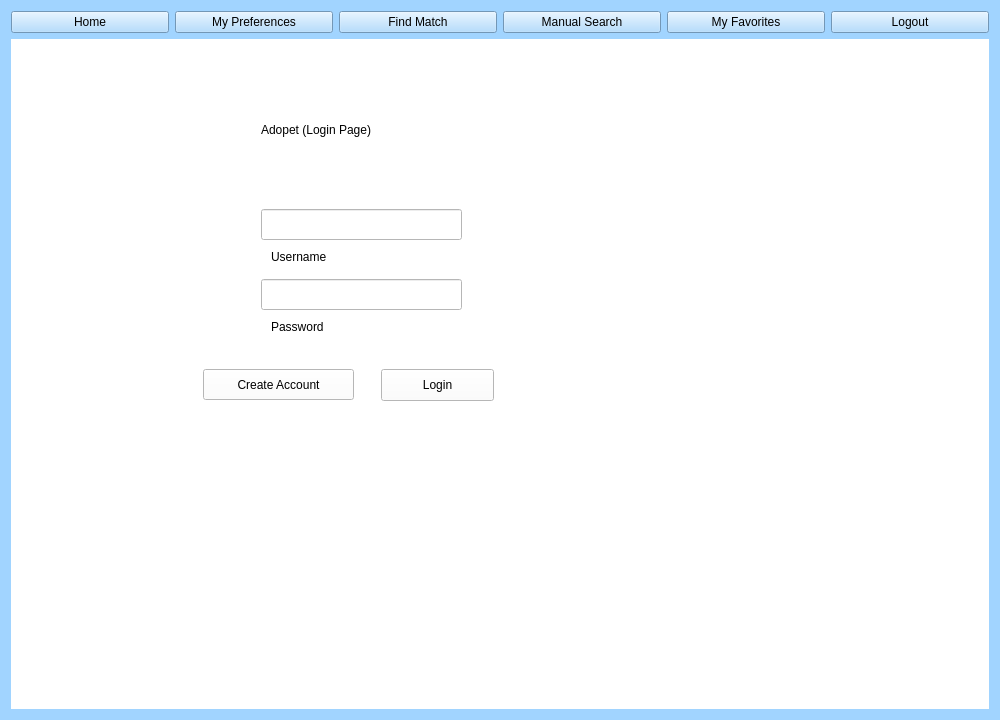
lee-anh/Adopet, file team1_1/GUI/gui.ui: the form before one commit.
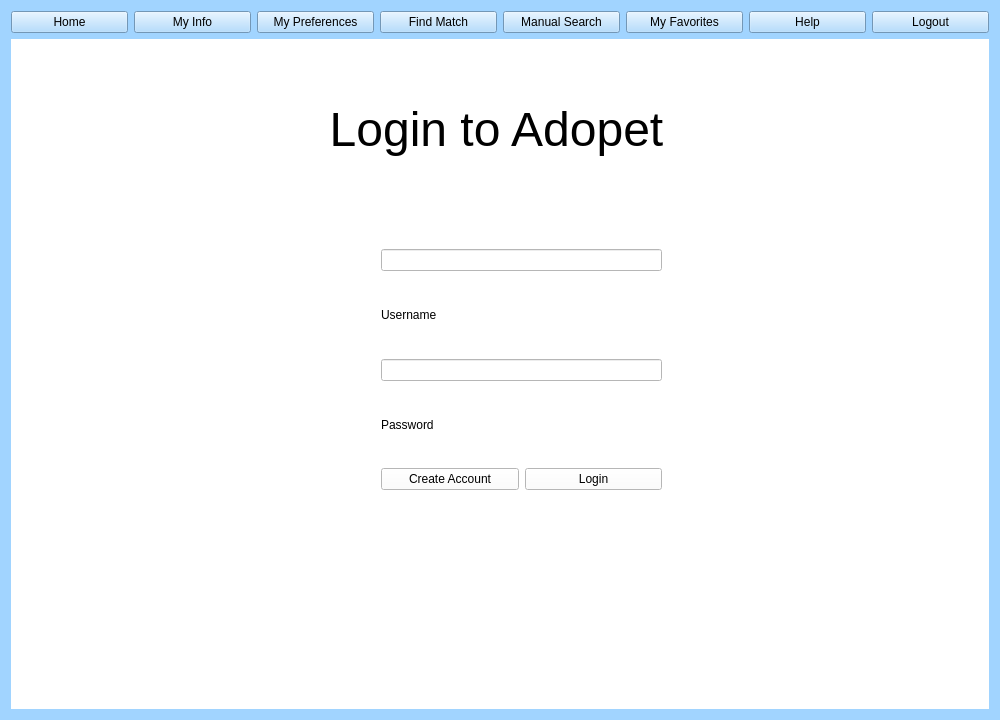
The form after the commit. The open tabs and pages were chosen to show the change.

Diff of the .ui file:
```diff
--- a/team1_1/GUI/gui.ui
+++ b/team1_1/GUI/gui.ui
@@ -32,6 +32,13 @@
        </property>
       </widget>
      </item>
+     <item>
+      <widget class="QPushButton" name="pushButton_3">
+       <property name="text">
+        <string>My Info</string>
+       </property>
+      </widget>
+     </item>
      <item>
       <widget class="QPushButton" name="navMyPreferences">
        <property name="text">
@@ -60,6 +67,13 @@
        </property>
       </widget>
      </item>
+     <item>
+      <widget class="QPushButton" name="pushButton_4">
+       <property name="text">
+        <string>Help</string>
+       </property>
+      </widget>
+     </item>
      <item>
       <widget class="QPushButton" name="exit">
        <property name="text">
@@ -96,85 +110,79 @@
         <rect>
          <x>250</x>
          <y>50</y>
-         <width>181</width>
+         <width>471</width>
          <height>81</height>
         </rect>
        </property>
-       <property name="text">
-        <string>Adopet (Login Page) </string>
+       <property name="font">
+        <font>
+         <pointsize>36</pointsize>
+        </font>
        </property>
-      </widget>
-      <widget class="QLineEdit" name="lineEdit">
-       <property name="geometry">
-        <rect>
-         <x>250</x>
-         <y>170</y>
-         <width>201</width>
-         <height>31</height>
-        </rect>
-       </property>
-      </widget>
-      <widget class="QLineEdit" name="lineEdit_2">
-       <property name="geometry">
-        <rect>
-         <x>250</x>
-         <y>240</y>
-         <width>201</width>
-         <height>31</height>
-        </rect>
-       </property>
-      </widget>
-      <widget class="QLabel" name="label_6">
-       <property name="geometry">
-        <rect>
-         <x>260</x>
-         <y>210</y>
-         <width>71</width>
-         <height>16</height>
-        </rect>
-       </property>
        <property name="text">
-        <string>Username</string>
+        <string>Login to Adopet</string>
        </property>
-      </widget>
-      <widget class="QLabel" name="label_7">
-       <property name="geometry">
-        <rect>
-         <x>260</x>
-         <y>280</y>
-         <width>71</width>
-         <height>16</height>
-        </rect>
+       <property name="alignment">
+        <set>Qt::AlignCenter</set>
        </property>
-       <property name="text">
-        <string>Password</string>
-       </property>
       </widget>
-      <widget class="QPushButton" name="pushButton">
+      <widget class="QWidget" name="">
        <property name="geometry">
         <rect>
          <x>370</x>
-         <y>330</y>
-         <width>113</width>
-         <height>32</height>
+         <y>210</y>
+         <width>281</width>
+         <height>241</height>
         </rect>
        </property>
-       <property name="text">
-        <string>Login</string>
-       </property>
-      </widget>
-      <widget class="QPushButton" name="pushButton_2">
-       <property name="geometry">
-        <rect>
-         <x>192</x>
-         <y>330</y>
-         <width>151</width>
-         <height>31</height>
-        </rect>
-       </property>
-       <property name="text">
-        <string>Create Account</string>
-       </property>
+       <layout class="QVBoxLayout" name="verticalLayout_11">
+        <item>
+         <layout class="QVBoxLayout" name="verticalLayout_10">
+          <item>
+           <widget class="QLineEdit" name="lineEdit"/>
+          </item>
+          <item>
+           <widget class="QLabel" name="label_6">
+            <property name="text">
+             <string>Username</string>
+            </property>
+           </widget>
+          </item>
+         </layout>
+        </item>
+        <item>
+         <layout class="QVBoxLayout" name="verticalLayout_9">
+          <item>
+           <widget class="QLineEdit" name="lineEdit_2"/>
+          </item>
+          <item>
+           <widget class="QLabel" name="label_7">
+            <property name="text">
+             <string>Password</string>
+            </property>
+           </widget>
+          </item>
+         </layout>
+        </item>
+        <item>
+         <layout class="QHBoxLayout" name="horizontalLayout_2">
+          <item>
+           <widget class="QPushButton" name="pushButton_2">
+            <property name="text">
+             <string>Create Account</string>
+            </property>
+           </widget>
+          </item>
+          <item>
+           <widget class="QPushButton" name="pushButton">
+            <property name="text">
+             <string>Login</string>
+            </property>
+           </widget>
+          </item>
+         </layout>
+        </item>
+       </layout>
       </widget>
      </widget>
      <widget class="QWidget" name="MeetPetPage">
```
Left out of the diff: 2 changed lines with no effect on the pictures.
